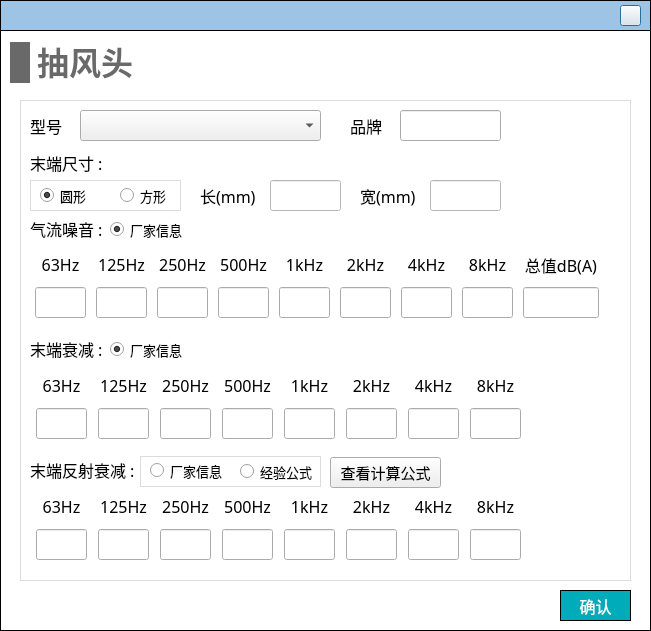
Above: NoiseCalSoft/inputDialog/dialog_pump_send.ui from haobana/NoiCal before the change. Below: the same form after it.
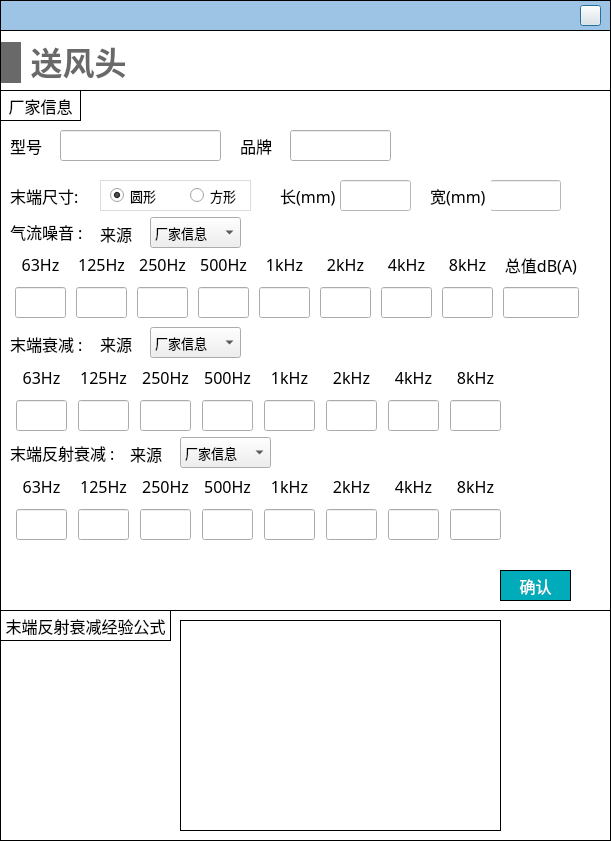
That is the form after the change. The open tabs and pages were chosen to show the change. Icons and pictures are not drawn.

Diff of the .ui file:
```diff
--- a/NoiseCalSoft/inputDialog/dialog_pump_send.ui
+++ b/NoiseCalSoft/inputDialog/dialog_pump_send.ui
@@ -6,8 +6,8 @@
    <rect>
     <x>0</x>
     <y>0</y>
-    <width>651</width>
-    <height>631</height>
+    <width>611</width>
+    <height>841</height>
    </rect>
   </property>
   <property name="windowTitle">
@@ -36,7 +36,7 @@
     <rect>
      <x>0</x>
      <y>0</y>
-     <width>651</width>
+     <width>611</width>
      <height>31</height>
     </rect>
    </property>
@@ -51,7 +51,7 @@
    <widget class="QPushButton" name="close">
     <property name="geometry">
      <rect>
-      <x>620</x>
+      <x>580</x>
       <y>5</y>
       <width>21</width>
       <height>21</height>
@@ -70,8 +70,8 @@
     <rect>
      <x>0</x>
      <y>30</y>
-     <width>651</width>
-     <height>601</height>
+     <width>611</width>
+     <height>581</height>
     </rect>
    </property>
    <property name="styleSheet">
@@ -83,10 +83,10 @@
    <widget class="QWidget" name="widget_2" native="true">
     <property name="geometry">
      <rect>
-      <x>20</x>
-      <y>70</y>
+      <x>0</x>
+      <y>60</y>
       <width>611</width>
-      <height>481</height>
+      <height>521</height>
      </rect>
     </property>
     <property name="minimumSize">
@@ -103,7 +103,7 @@
     <property name="styleSheet">
      <string notr="true">#widget_2
 {
-border: 1px solid #DCDCDC;
+border: 1px solid #000000;
 }
 
 QLabel
@@ -130,8 +130,8 @@
     <widget class="QLabel" name="label_4">
      <property name="geometry">
       <rect>
-       <x>330</x>
-       <y>10</y>
+       <x>240</x>
+       <y>40</y>
        <width>41</width>
        <height>31</height>
       </rect>
@@ -150,7 +150,7 @@
      <property name="geometry">
       <rect>
        <x>10</x>
-       <y>10</y>
+       <y>40</y>
        <width>41</width>
        <height>31</height>
       </rect>
@@ -168,8 +168,8 @@
     <widget class="QLineEdit" name="lineEdit_brand">
      <property name="geometry">
       <rect>
-       <x>380</x>
-       <y>10</y>
+       <x>290</x>
+       <y>40</y>
        <width>101</width>
        <height>31</height>
       </rect>
@@ -181,30 +181,11 @@
       </font>
      </property>
     </widget>
-    <widget class="QComboBox" name="comboBox_model">
-     <property name="geometry">
-      <rect>
-       <x>60</x>
-       <y>10</y>
-       <width>241</width>
-       <height>31</height>
-      </rect>
-     </property>
-     <property name="font">
-      <font>
-       <family>Microsoft YaHei</family>
-       <pointsize>-1</pointsize>
-      </font>
-     </property>
-     <property name="styleSheet">
-      <string notr="true">outline:none;</string>
-     </property>
-    </widget>
     <widget class="QLabel" name="label_38">
      <property name="geometry">
       <rect>
        <x>10</x>
-       <y>349</y>
+       <y>342</y>
        <width>111</width>
        <height>41</height>
       </rect>
@@ -223,7 +204,7 @@
      <property name="geometry">
       <rect>
        <x>10</x>
-       <y>108</y>
+       <y>121</y>
        <width>81</width>
        <height>41</height>
       </rect>
@@ -242,7 +223,7 @@
      <property name="geometry">
       <rect>
        <x>11</x>
-       <y>269</y>
+       <y>271</y>
        <width>501</width>
        <height>72</height>
       </rect>
@@ -737,7 +718,7 @@
      <property name="geometry">
       <rect>
        <x>11</x>
-       <y>390</y>
+       <y>380</y>
        <width>501</width>
        <height>72</height>
       </rect>
@@ -797,7 +778,7 @@
            <set>Qt::AlignCenter</set>
           </property>
           <property name="readOnly">
-           <bool>true</bool>
+           <bool>false</bool>
           </property>
          </widget>
         </item>
@@ -857,7 +838,7 @@
            <set>Qt::AlignCenter</set>
           </property>
           <property name="readOnly">
-           <bool>true</bool>
+           <bool>false</bool>
           </property>
          </widget>
         </item>
@@ -917,7 +898,7 @@
            <set>Qt::AlignCenter</set>
           </property>
           <property name="readOnly">
-           <bool>true</bool>
+           <bool>false</bool>
           </property>
          </widget>
         </item>
@@ -977,7 +958,7 @@
            <set>Qt::AlignCenter</set>
           </property>
           <property name="readOnly">
-           <bool>true</bool>
+           <bool>false</bool>
           </property>
          </widget>
         </item>
@@ -1037,7 +1018,7 @@
            <set>Qt::AlignCenter</set>
           </property>
           <property name="readOnly">
-           <bool>true</bool>
+           <bool>false</bool>
           </property>
          </widget>
         </item>
@@ -1100,7 +1081,7 @@
            <set>Qt::AlignCenter</set>
           </property>
           <property name="readOnly">
-           <bool>true</bool>
+           <bool>false</bool>
           </property>
          </widget>
         </item>
@@ -1160,7 +1141,7 @@
            <set>Qt::AlignCenter</set>
           </property>
           <property name="readOnly">
-           <bool>true</bool>
+           <bool>false</bool>
           </property>
          </widget>
         </item>
@@ -1220,7 +1201,7 @@
            <set>Qt::AlignCenter</set>
           </property>
           <property name="readOnly">
-           <bool>true</bool>
+           <bool>false</bool>
           </property>
          </widget>
         </item>
@@ -1232,7 +1213,7 @@
      <property name="geometry">
       <rect>
        <x>11</x>
-       <y>148</y>
+       <y>158</y>
        <width>581</width>
        <height>72</height>
       </rect>
@@ -1292,7 +1273,7 @@
            <set>Qt::AlignCenter</set>
           </property>
           <property name="readOnly">
-           <bool>true</bool>
+           <bool>false</bool>
           </property>
          </widget>
         </item>
@@ -1352,7 +1333,7 @@
            <set>Qt::AlignCenter</set>
           </property>
           <property name="readOnly">
-           <bool>true</bool>
+           <bool>false</bool>
           </property>
          </widget>
         </item>
@@ -1412,7 +1393,7 @@
            <set>Qt::AlignCenter</set>
           </property>
           <property name="readOnly">
-           <bool>true</bool>
+           <bool>false</bool>
           </property>
          </widget>
         </item>
@@ -1472,7 +1453,7 @@
            <set>Qt::AlignCenter</set>
           </property>
           <property name="readOnly">
-           <bool>true</bool>
+           <bool>false</bool>
           </property>
          </widget>
         </item>
@@ -1532,7 +1513,7 @@
            <set>Qt::AlignCenter</set>
           </property>
           <property name="readOnly">
-           <bool>true</bool>
+           <bool>false</bool>
           </property>
          </widget>
         </item>
@@ -1595,7 +1576,7 @@
            <set>Qt::AlignCenter</set>
           </property>
           <property name="readOnly">
-           <bool>true</bool>
+           <bool>false</bool>
           </property>
          </widget>
         </item>
@@ -1655,7 +1636,7 @@
            <set>Qt::AlignCenter</set>
           </property>
           <property name="readOnly">
-           <bool>true</bool>
+           <bool>false</bool>
           </property>
          </widget>
         </item>
@@ -1715,7 +1696,7 @@
            <set>Qt::AlignCenter</set>
           </property>
           <property name="readOnly">
-           <bool>true</bool>
+           <bool>false</bool>
           </property>
          </widget>
         </item>
@@ -1787,7 +1768,7 @@
      <property name="geometry">
       <rect>
        <x>10</x>
-       <y>228</y>
+       <y>233</y>
        <width>81</width>
        <height>41</height>
       </rect>
@@ -1802,13 +1783,29 @@
       <string>末端衰减 :</string>
      </property>
     </widget>
+    <widget class="QLineEdit" name="lineEdit_model">
+     <property name="geometry">
+      <rect>
+       <x>60</x>
+       <y>40</y>
+       <width>161</width>
+       <height>31</height>
+      </rect>
+     </property>
+     <property name="font">
+      <font>
+       <family>黑体</family>
+       <pointsize>-1</pointsize>
+      </font>
+     </property>
+    </widget>
     <widget class="QStackedWidget" name="stackedWidget_input">
      <property name="geometry">
       <rect>
-       <x>170</x>
-       <y>80</y>
-       <width>341</width>
-       <height>41</height>
+       <x>270</x>
+       <y>90</y>
+       <width>291</width>
+       <height>31</height>
       </rect>
      </property>
      <property name="font">
@@ -1826,7 +1823,7 @@
       <widget class="QLineEdit" name="lineEdit_width">
        <property name="geometry">
         <rect>
-         <x>240</x>
+         <x>220</x>
          <y>0</y>
          <width>71</width>
          <height>31</height>
@@ -1861,7 +1858,7 @@
       <widget class="QLabel" name="label_27">
        <property name="geometry">
         <rect>
-         <x>170</x>
+         <x>160</x>
          <y>0</y>
          <width>61</width>
          <height>31</height>
@@ -1880,7 +1877,7 @@
       <widget class="QLineEdit" name="lineEdit_length">
        <property name="geometry">
         <rect>
-         <x>80</x>
+         <x>70</x>
          <y>0</y>
          <width>71</width>
          <height>31</height>
@@ -1935,8 +1932,8 @@
     <widget class="QWidget" name="widget_8" native="true">
      <property name="geometry">
       <rect>
-       <x>10</x>
-       <y>80</y>
+       <x>100</x>
+       <y>90</y>
        <width>151</width>
        <height>31</height>
       </rect>
@@ -1989,11 +1986,11 @@
       </property>
      </widget>
     </widget>
-    <widget class="QLabel" name="label_41">
+    <widget class="QLabel" name="label_40">
      <property name="geometry">
       <rect>
        <x>10</x>
-       <y>47</y>
+       <y>90</y>
        <width>81</width>
        <height>31</height>
       </rect>
@@ -2005,132 +2002,14 @@
       </font>
      </property>
      <property name="text">
-      <string>末端尺寸 :</string>
+      <string>末端尺寸:</string>
      </property>
-    </widget>
-    <widget class="QWidget" name="widget_7" native="true">
-     <property name="geometry">
-      <rect>
-       <x>120</x>
-       <y>356</y>
-       <width>181</width>
-       <height>31</height>
-      </rect>
-     </property>
-     <property name="styleSheet">
-      <string notr="true">#widget_7
-{
-border: 1px solid #DCDCDC;
-}</string>
-     </property>
-     <widget class="QRadioButton" name="radioButton_known">
-      <property name="geometry">
-       <rect>
-        <x>10</x>
-        <y>-1</y>
-        <width>81</width>
-        <height>31</height>
-       </rect>
-      </property>
-      <property name="font">
-       <font>
-        <family>黑体</family>
-        <pointsize>10</pointsize>
-       </font>
-      </property>
-      <property name="text">
-       <string>厂家信息</string>
-      </property>
-     </widget>
-     <widget class="QRadioButton" name="radioButton_formula">
-      <property name="geometry">
-       <rect>
-        <x>100</x>
-        <y>0</y>
-        <width>81</width>
-        <height>31</height>
-       </rect>
-      </property>
-      <property name="font">
-       <font>
-        <family>黑体</family>
-        <pointsize>10</pointsize>
-       </font>
-      </property>
-      <property name="text">
-       <string>经验公式</string>
-      </property>
-     </widget>
-    </widget>
-    <widget class="QRadioButton" name="radioButton_known_2">
-     <property name="geometry">
-      <rect>
-       <x>90</x>
-       <y>234</y>
-       <width>81</width>
-       <height>31</height>
-      </rect>
-     </property>
-     <property name="font">
-      <font>
-       <family>黑体</family>
-       <pointsize>10</pointsize>
-      </font>
-     </property>
-     <property name="text">
-      <string>厂家信息</string>
-     </property>
-     <property name="checked">
-      <bool>true</bool>
-     </property>
-    </widget>
-    <widget class="QRadioButton" name="radioButton_known_3">
-     <property name="geometry">
-      <rect>
-       <x>90</x>
-       <y>114</y>
-       <width>81</width>
-       <height>31</height>
-      </rect>
-     </property>
-     <property name="font">
-      <font>
-       <family>黑体</family>
-       <pointsize>10</pointsize>
-      </font>
-     </property>
-     <property name="text">
-      <string>厂家信息</string>
-     </property>
-     <property name="checked">
-      <bool>true</bool>
-     </property>
-    </widget>
-    <widget class="QPushButton" name="pushButton">
-     <property name="geometry">
-      <rect>
-       <x>310</x>
-       <y>357</y>
-       <width>111</width>
-       <height>31</height>
-      </rect>
-     </property>
-     <property name="font">
-      <font>
-       <family>黑体</family>
-       <pointsize>11</pointsize>
-      </font>
-     </property>
-     <property name="text">
-      <string>查看计算公式</string>
-     </property>
-    </widget>
    </widget>
    <widget class="QPushButton" name="pushButton_confirm">
     <property name="geometry">
      <rect>
-      <x>560</x>
-      <y>560</y>
+       <x>500</x>
+       <y>480</y>
       <width>71</width>
       <height>31</height>
      </rect>
@@ -2161,107 +2040,172 @@
      <string>确认</string>
     </property>
    </widget>
-   <widget class="QStackedWidget" name="stackedWidget">
-    <property name="geometry">
-     <rect>
-      <x>10</x>
-      <y>10</y>
-      <width>161</width>
-      <height>51</height>
-     </rect>
-    </property>
-    <property name="minimumSize">
-     <size>
-      <width>0</width>
-      <height>39</height>
-     </size>
-    </property>
-    <property name="styleSheet">
-     <string notr="true">background-color: rgb(255, 255, 255);</string>
-    </property>
-    <property name="currentIndex">
-     <number>1</number>
-    </property>
-    <widget class="QWidget" name="page_pump">
-     <property name="minimumSize">
-      <size>
-       <width>0</width>
-       <height>43</height>
-      </size>
-     </property>
-     <widget class="QWidget" name="layoutWidget_14">
+    <widget class="QLabel" name="label_41">
       <property name="geometry">
        <rect>
         <x>0</x>
         <y>0</y>
-        <width>124</width>
-        <height>45</height>
-       </rect>
-      </property>
-      <layout class="QHBoxLayout" name="horizontalLayout_27">
-       <item>
-        <widget class="QLabel" name="label_34">
-         <property name="minimumSize">
-          <size>
-           <width>20</width>
-           <height>41</height>
-          </size>
-         </property>
-         <property name="maximumSize">
-          <size>
-           <width>20</width>
-           <height>41</height>
-          </size>
-         </property>
-         <property name="styleSheet">
-          <string notr="true">QLabel { 
-border: none; 
-background-color : rgb(105, 105, 105);
-}</string>
-         </property>
-         <property name="text">
-          <string/>
-         </property>
-        </widget>
-       </item>
-       <item>
-        <widget class="QLabel" name="label_35">
-         <property name="minimumSize">
-          <size>
-           <width>0</width>
-           <height>43</height>
-          </size>
-         </property>
+       <width>81</width>
+       <height>31</height>
+      </rect>
+     </property>
          <property name="font">
           <font>
-           <family>Microsoft YaHei</family>
-           <pointsize>24</pointsize>
-           <bold>true</bold>
+       <family>黑体</family>
+       <pointsize>-1</pointsize>
           </font>
          </property>
          <property name="styleSheet">
-          <string notr="true">QLabel { 
-border: none; 
-color : rgb(105, 105, 105);
-}</string>
+      <string notr="true">border: 1px solid #000000;</string>
          </property>
          <property name="text">
-          <string>抽风头</string>
+      <string>厂家信息</string>
          </property>
          <property name="alignment">
-          <set>Qt::AlignBottom|Qt::AlignHCenter</set>
-         </property>
-        </widget>
-       </item>
-      </layout>
-     </widget>
+      <set>Qt::AlignCenter</set>
+     </property>
+    </widget>
+    <widget class="QLabel" name="label_42">
+     <property name="geometry">
+      <rect>
+       <x>100</x>
+       <y>233</y>
+       <width>41</width>
+       <height>41</height>
+      </rect>
+     </property>
+     <property name="font">
+      <font>
+       <family>黑体</family>
+       <pointsize>-1</pointsize>
+      </font>
+     </property>
+     <property name="text">
+      <string>来源</string>
+     </property>
+    </widget>
+    <widget class="QComboBox" name="comboBox_refl_data_source">
+     <property name="geometry">
+      <rect>
+       <x>180</x>
+       <y>347</y>
+       <width>91</width>
+       <height>31</height>
+      </rect>
+     </property>
+     <property name="font">
+      <font>
+       <family>Microsoft YaHei</family>
+       <pointsize>-1</pointsize>
+      </font>
+     </property>
+     <item>
+      <property name="text">
+       <string>厂家信息</string>
+      </property>
+     </item>
+     <item>
+      <property name="text">
+       <string>设计预估</string>
+      </property>
+     </item>
+    </widget>
+    <widget class="QComboBox" name="comboBox_noi_data_source">
+     <property name="geometry">
+      <rect>
+       <x>150</x>
+       <y>127</y>
+       <width>91</width>
+       <height>31</height>
+      </rect>
+     </property>
+     <property name="font">
+      <font>
+       <family>Microsoft YaHei</family>
+       <pointsize>-1</pointsize>
+      </font>
+     </property>
+     <item>
+      <property name="text">
+       <string>厂家信息</string>
+      </property>
+     </item>
+     <item>
+      <property name="text">
+       <string>设计预估</string>
+      </property>
+     </item>
     </widget>
-    <widget class="QWidget" name="page_send">
+    <widget class="QComboBox" name="comboBox_atten_data_source">
+     <property name="geometry">
+      <rect>
+       <x>150</x>
+       <y>237</y>
+       <width>91</width>
+       <height>31</height>
+      </rect>
+     </property>
+     <property name="font">
+      <font>
+       <family>Microsoft YaHei</family>
+       <pointsize>-1</pointsize>
+      </font>
+     </property>
+     <item>
+      <property name="text">
+       <string>厂家信息</string>
+      </property>
+     </item>
+     <item>
+      <property name="text">
+       <string>设计预估</string>
+      </property>
+     </item>
+    </widget>
+    <widget class="QLabel" name="label_43">
+     <property name="geometry">
+      <rect>
+       <x>100</x>
+       <y>123</y>
+       <width>41</width>
+       <height>41</height>
+      </rect>
+     </property>
+     <property name="font">
+      <font>
+       <family>黑体</family>
+       <pointsize>-1</pointsize>
+      </font>
+     </property>
+     <property name="text">
+      <string>来源</string>
+     </property>
+    </widget>
+    <widget class="QLabel" name="label_44">
+     <property name="geometry">
+      <rect>
+       <x>130</x>
+       <y>343</y>
+       <width>41</width>
+       <height>41</height>
+      </rect>
+     </property>
+     <property name="font">
+      <font>
+       <family>黑体</family>
+       <pointsize>-1</pointsize>
+      </font>
+     </property>
+     <property name="text">
+      <string>来源</string>
+     </property>
+    </widget>
+   </widget>
      <widget class="QWidget" name="layoutWidget_15">
       <property name="geometry">
        <rect>
-        <x>0</x>
-        <y>0</y>
+      <x>1</x>
+      <y>10</y>
         <width>129</width>
         <height>45</height>
        </rect>
@@ -2324,6 +2268,55 @@
       </layout>
      </widget>
     </widget>
+  <widget class="QWidget" name="widget" native="true">
+   <property name="geometry">
+    <rect>
+     <x>0</x>
+     <y>610</y>
+     <width>611</width>
+     <height>231</height>
+    </rect>
+   </property>
+   <property name="styleSheet">
+    <string notr="true">border: 1px solid #000000;</string>
+   </property>
+   <widget class="QLabel" name="label">
+    <property name="geometry">
+     <rect>
+      <x>180</x>
+      <y>10</y>
+      <width>321</width>
+      <height>211</height>
+     </rect>
+    </property>
+    <property name="styleSheet">
+     <string notr="true">border-image: url(:/images/image/refl.png);</string>
+    </property>
+    <property name="text">
+     <string/>
+    </property>
+   </widget>
+   <widget class="QLabel" name="label_22">
+    <property name="geometry">
+     <rect>
+      <x>0</x>
+      <y>0</y>
+      <width>171</width>
+      <height>31</height>
+     </rect>
+    </property>
+    <property name="font">
+     <font>
+      <family>黑体</family>
+      <pointsize>12</pointsize>
+     </font>
+    </property>
+    <property name="text">
+     <string>末端反射衰减经验公式</string>
+    </property>
+    <property name="alignment">
+     <set>Qt::AlignCenter</set>
+    </property>
    </widget>
   </widget>
  </widget>
```
Left out of the diff: 6 changed lines with no effect on the pictures. Lines whose indentation alone changed are shown as unchanged.
